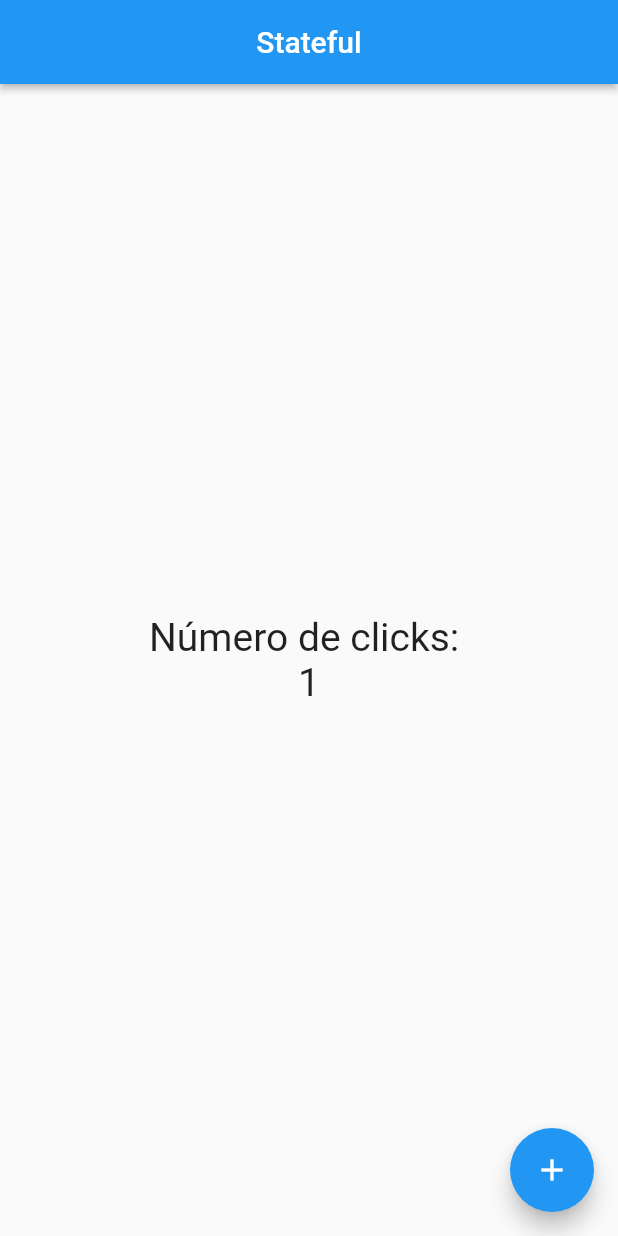
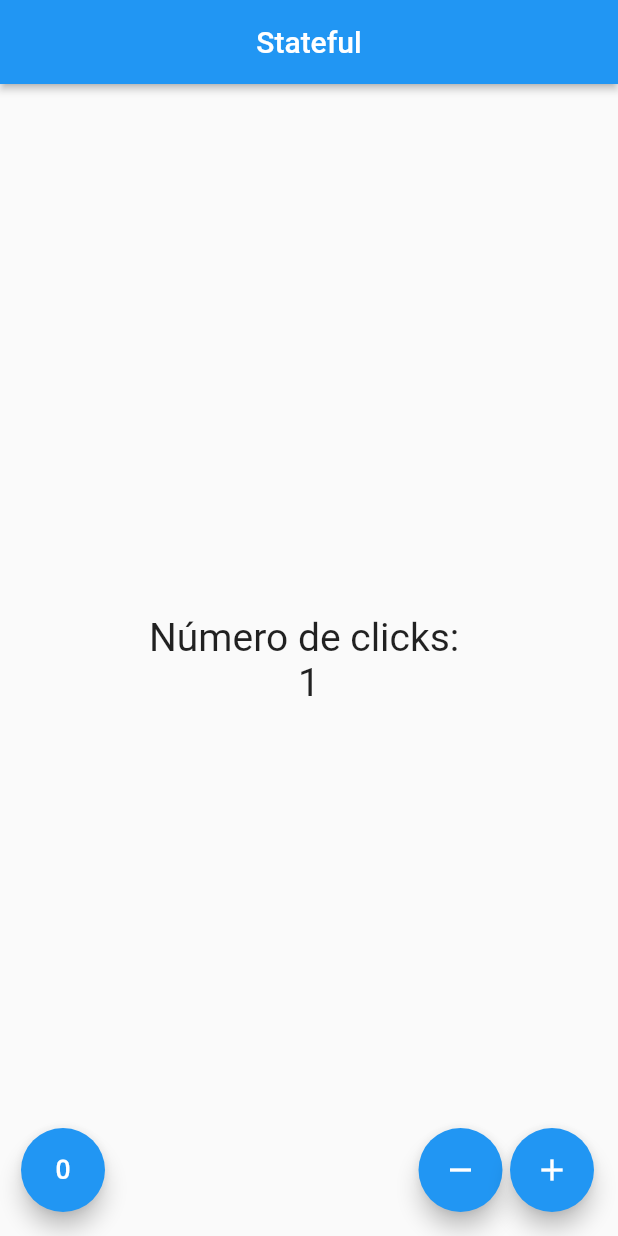
Before and after one commit to Alejandrotorresruizdev/flutter_basic, a Flutter app: the screen it shows after launch, after a tap on the "add" icon, on a phone screen of 412 x 824 dp. Run offline on Flutter 3.47's test engine with Material 2 defaults, Android fonts, the phone set to English and light mode, and no system bars.

Commit message:
First steps with flutter

```diff
--- a/lib/src/app.dart
+++ b/lib/src/app.dart
@@ -8,6 +8,7 @@ class MyApp extends StatelessWidget {
   @override
   Widget build( context ) {
     return MaterialApp(
+        debugShowCheckedModeBanner: false,
         home: Center(
             child: ContadorPage()
         )
--- a/lib/src/pages/contador_page.dart
+++ b/lib/src/pages/contador_page.dart
@@ -1,48 +1,56 @@
 import 'package:flutter/material.dart';
 
 class ContadorPage extends StatefulWidget {
-
   @override
-  State<StatefulWidget> createState() {
-    return _ContadorPageState();
-  }
-
+  createState() => _ContadorPageState();
 }
 
 class _ContadorPageState extends State<ContadorPage> {
-
-  final _estiloTexto = new TextStyle(fontSize:26);
+  final _estiloTexto = new TextStyle(fontSize: 26);
   int _conteo = 0;
 
   @override
   Widget build(BuildContext context) {
     return Scaffold(
-      //floatingActionButtonLocation: FloatingActionButtonLocation.miniStartTop,
-      appBar: AppBar(
-          title: Text('Stateful'),
-          centerTitle: true,
-          elevation:2.1
-      ),
-      body: Center(
-          child: Column(
-            mainAxisAlignment:MainAxisAlignment.center,
-            children: [
-              Text('Número de clicks: ',style: _estiloTexto),
-              Text('$_conteo',style: _estiloTexto),
-            ],
-          )
-      ),
-      floatingActionButton: FloatingActionButton(
-
-        child: Icon(Icons.add),
-        onPressed: () {
-          setState(() {
-            _conteo++;
-          });
-        },
-      ),
-    );
-
+        //floatingActionButtonLocation: FloatingActionButtonLocation.miniStartTop,
+        appBar:
+            AppBar(title: Text('Stateful'), centerTitle: true, elevation: 2.1),
+        body: Center(
+            child: Column(
+          mainAxisAlignment: MainAxisAlignment.center,
+          children: [
+            Text('Número de clicks: ', style: _estiloTexto),
+            Text('$_conteo', style: _estiloTexto),
+          ],
+        )),
+        floatingActionButton: _crearBotones());
   }
 
+  Widget _crearBotones() {
+    return Row(
+      mainAxisAlignment: MainAxisAlignment.end,
+      children: [
+        SizedBox(width: 30),
+        FloatingActionButton(
+            onPressed: _limpiarState, child: Icon(Icons.exposure_zero)),
+        Expanded(child: SizedBox()),
+        FloatingActionButton(
+            onPressed: _decrementar, child: Icon(Icons.remove)),
+        SizedBox(width: 5.0),
+        FloatingActionButton(onPressed: _agregar, child: Icon(Icons.add))
+      ],
+    );
+  }
+
+  void _agregar() {
+    setState(() => _conteo++);
+  }
+
+  void _decrementar() {
+    if (_conteo > 0) setState(() => _conteo--);
+  }
+
+  void _limpiarState() {
+    setState(() => _conteo = 0);
+  }
 }
```
